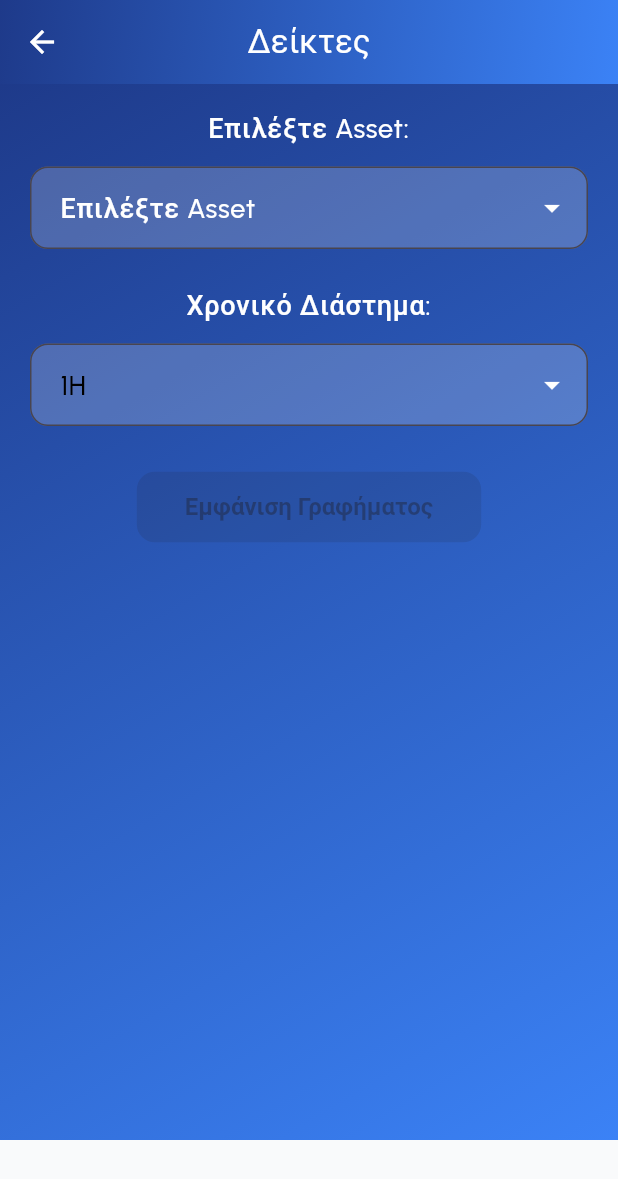
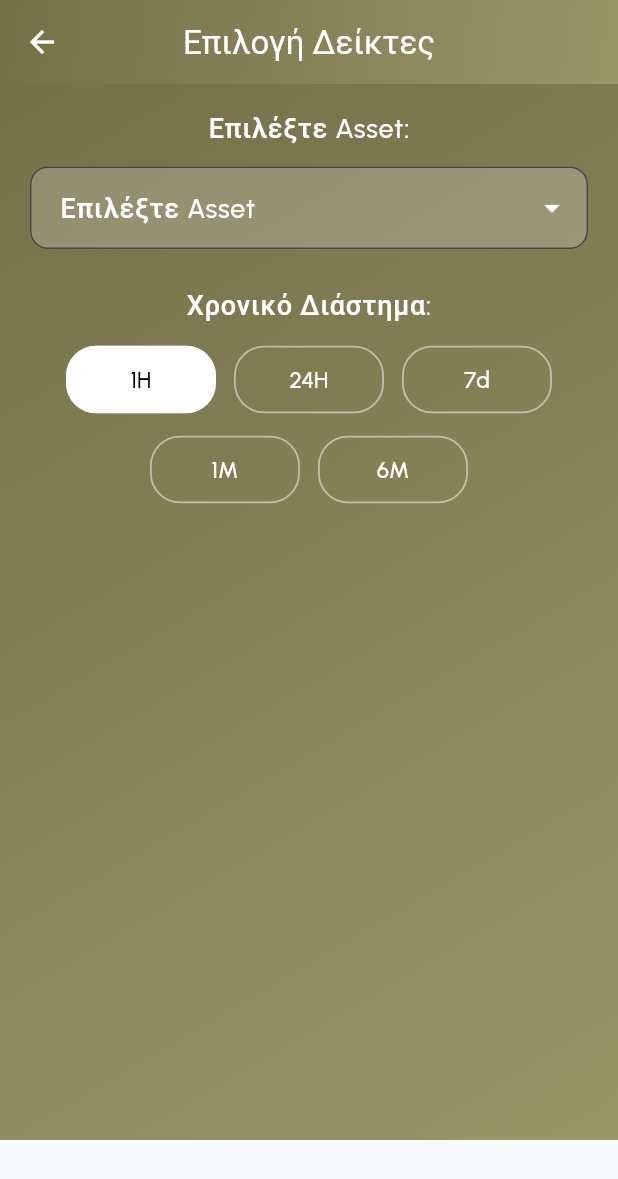
Before and after one commit to spartinos/flutter_app, a Flutter app: the screen it shows after launch, after a tap on "Δείκτες", on a phone screen of 412 x 824 dp. Shown: the top 1179 px of the screen. Run offline on Flutter 3.47's test engine with Material 3 defaults, Android fonts, the phone set to English and light mode, and no system bars; our stand-ins replace google_fonts.

Commit message:
allages kai sta xrwmata

```diff
--- a/lib/screens/asset_selection_screen.dart
+++ b/lib/screens/asset_selection_screen.dart
@@ -11,18 +11,11 @@ class AssetSelectionScreen extends StatefulWidget {
 
 class _AssetSelectionScreenState extends State<AssetSelectionScreen> {
   String? selectedAsset;
-  String? selectedRange;
-  bool showChart = false; // Έλεγχος εμφάνισης γραφήματος
+  String selectedRange = '1H';
 
   final List<String> stockIndexes = ['S&P500', 'NASDAQ', 'FTSE 100', 'DAX'];
   final List<String> cryptos = ['Bitcoin', 'Ethereum', 'Cardano', 'Solana'];
   final List<String> timeRanges = ['1H', '24H', '7d', '1M', '6M'];
-
-  @override
-  void initState() {
-    super.initState();
-    selectedRange = timeRanges.first;
-  }
 
   @override
   Widget build(BuildContext context) {
@@ -30,10 +23,8 @@ class _AssetSelectionScreenState extends State<AssetSelectionScreen> {
     final category = widget.isCrypto ? 'Κρυπτονομίσματα' : 'Δείκτες';
     final screenHeight = MediaQuery.of(context).size.height;
 
-    bool canShowChart = selectedAsset != null && selectedRange != null;
-
     return SharedScaffold(
-      title: '$category',
+      title: 'Επιλογή $category',
       child: Container(
         color: Colors.transparent,
         child: SingleChildScrollView(
@@ -44,12 +35,13 @@ class _AssetSelectionScreenState extends State<AssetSelectionScreen> {
               child: Column(
                 crossAxisAlignment: CrossAxisAlignment.center,
                 children: [
-                  Text(
+                  Center(
+                    child: Text(
                       'Επιλέξτε Asset:',
                       style: Theme.of(context).textTheme.bodyLarge,
-                    textAlign: TextAlign.center,
                     ),
-                  SizedBox(height: 12),
+                  ),
+                  const SizedBox(height: 12),
                   DropdownButtonFormField<String>(
                     value: selectedAsset,
                     hint: Text(
@@ -82,88 +74,36 @@ class _AssetSelectionScreenState extends State<AssetSelectionScreen> {
                       );
                     }).toList(),
                     onChanged: (value) {
-                      setState(() {
-                        selectedAsset = value;
-                        showChart =
-                            false; // reset εμφάνιση chart όταν αλλάζει το asset
-                      });
+                      setState(() => selectedAsset = value);
                     },
                   ),
-
                   const SizedBox(height: 24),
-
-                  Text(
+                  Center(
+                    child: Text(
                       'Χρονικό Διάστημα:',
                       style: Theme.of(context).textTheme.bodyLarge,
-                    textAlign: TextAlign.center,
+                    ),
                   ),
                   const SizedBox(height: 12),
-
-                  DropdownButtonFormField<String>(
-                    value: selectedRange,
-                    decoration: InputDecoration(
-                      filled: true,
-                      fillColor: Colors.white.withOpacity(0.2),
-                      border: OutlineInputBorder(
-                        borderRadius: BorderRadius.circular(12),
-                        borderSide: BorderSide(
-                          color: Colors.white.withOpacity(0.4),
+                  Wrap(
+                    alignment: WrapAlignment.center,
+                    spacing: 12,
+                    runSpacing: 12,
+                    children: timeRanges
+                        .map((range) => _buildIOSButton(range))
+                        .toList(),
                   ),
-                      ),
-                      contentPadding: EdgeInsets.symmetric(
-                        horizontal: 16,
-                        vertical: 14,
-                      ),
-                    ),
-                    dropdownColor: Colors.white,
-                    iconEnabledColor: Colors.white,
-                    style: Theme.of(
-                      context,
-                    ).textTheme.bodyLarge?.copyWith(color: Colors.black),
-                    items: timeRanges.map((range) {
-                      return DropdownMenuItem<String>(
-                        value: range,
-                        child: Text(range),
-                      );
-                    }).toList(),
-                    onChanged: (value) {
-                      setState(() {
-                        selectedRange = value;
-                        showChart =
-                            false; // reset εμφάνιση chart όταν αλλάζει το range
-                      });
+                  const SizedBox(height: 30),
+                  if (selectedAsset != null)
+                    _buildIOSButton(
+                      'Εμφάνιση Γραφήματος',
+                      isFullWidth: true,
+                      onTap: () {
+                        // Εμφάνιση γραφήματος
                       },
                     ),
-
-                  const SizedBox(height: 30),
-
-                  ElevatedButton(
-                    onPressed: canShowChart
-                        ? () {
-                            setState(() {
-                              showChart = true;
-                            });
-                          }
-                        : null,
-                    child: Text('Εμφάνιση Γραφήματος'),
-                    style: ElevatedButton.styleFrom(
-                      padding: EdgeInsets.symmetric(
-                        horizontal: 32,
-                        vertical: 14,
-                      ),
-                      textStyle: TextStyle(
-                        fontSize: 16,
-                        fontWeight: FontWeight.bold,
-                      ),
-                      shape: RoundedRectangleBorder(
-                        borderRadius: BorderRadius.circular(12),
-                      ),
-                    ),
-                  ),
-
-                  const SizedBox(height: 30),
-
-                  if (showChart)
+                  const SizedBox(height: 20),
+                  if (selectedAsset != null)
                     Container(
                       width: double.infinity,
                       height: 300,
@@ -177,9 +117,8 @@ class _AssetSelectionScreenState extends State<AssetSelectionScreen> {
                       padding: const EdgeInsets.all(20),
                       child: Center(
                         child: Text(
-                          '📈 Το γράφημα για το $selectedAsset με χρονικό διάστημα $selectedRange θα εμφανιστεί εδώ',
+                          '📈 Το γράφημα θα εμφανιστεί εδώ',
                           style: Theme.of(context).textTheme.bodyLarge,
-                          textAlign: TextAlign.center,
                         ),
                       ),
                     ),
@@ -191,4 +130,37 @@ class _AssetSelectionScreenState extends State<AssetSelectionScreen> {
       ),
     );
   }
+
+  Widget _buildIOSButton(
+    String label, {
+    bool isFullWidth = false,
+    VoidCallback? onTap,
+  }) {
+    final bool isSelected = label == selectedRange;
+
+    return SizedBox(
+      width: isFullWidth ? double.infinity : 100,
+      child: OutlinedButton(
+        onPressed:
+            onTap ??
+            () {
+              setState(() => selectedRange = label);
+            },
+        style: OutlinedButton.styleFrom(
+          backgroundColor: isSelected ? Colors.white : Colors.transparent,
+          foregroundColor: isSelected ? Colors.black : Colors.white,
+          padding: const EdgeInsets.symmetric(horizontal: 16, vertical: 12),
+          shape: RoundedRectangleBorder(
+            borderRadius: BorderRadius.circular(20),
+          ),
+          side: BorderSide(color: Colors.white.withOpacity(0.5), width: 1.2),
+        ),
+        child: Text(
+          label,
+          textAlign: TextAlign.center,
+          style: const TextStyle(fontSize: 15, fontWeight: FontWeight.w500),
+        ),
+      ),
+    );
   }
+}
--- a/lib/theme/app_theme.dart
+++ b/lib/theme/app_theme.dart
@@ -2,7 +2,7 @@ import 'package:flutter/material.dart';
 import 'package:google_fonts/google_fonts.dart';
 
 final ThemeData appTheme = ThemeData(
-  primaryColor: Color(0xFF1E3A8A),
+  primaryColor: Color(0xFF6C6444), // ΝΕΟ ΧΡΩΜΑ
   scaffoldBackgroundColor: Color(0xFFF9FAFB),
   appBarTheme: AppBarTheme(
     backgroundColor: Colors.transparent,
@@ -41,7 +41,10 @@ final ThemeData appTheme = ThemeData(
   extensions: <ThemeExtension<dynamic>>[
     CustomColors(
       backgroundGradient: LinearGradient(
-        colors: [Color(0xFF1E3A8A), Color(0xFF3B82F6)],
+        colors: [
+          Color(0xFF747048), // ΝΕΟ ΧΡΩΜΑ
+          Color(0xFF9A9569), // Μπορείς να αλλάξεις αυτό για πιο φυσική μετάβαση
+        ],
         begin: Alignment.topLeft,
         end: Alignment.bottomRight,
       ),
```
Lines whose indentation alone changed are shown as unchanged.
